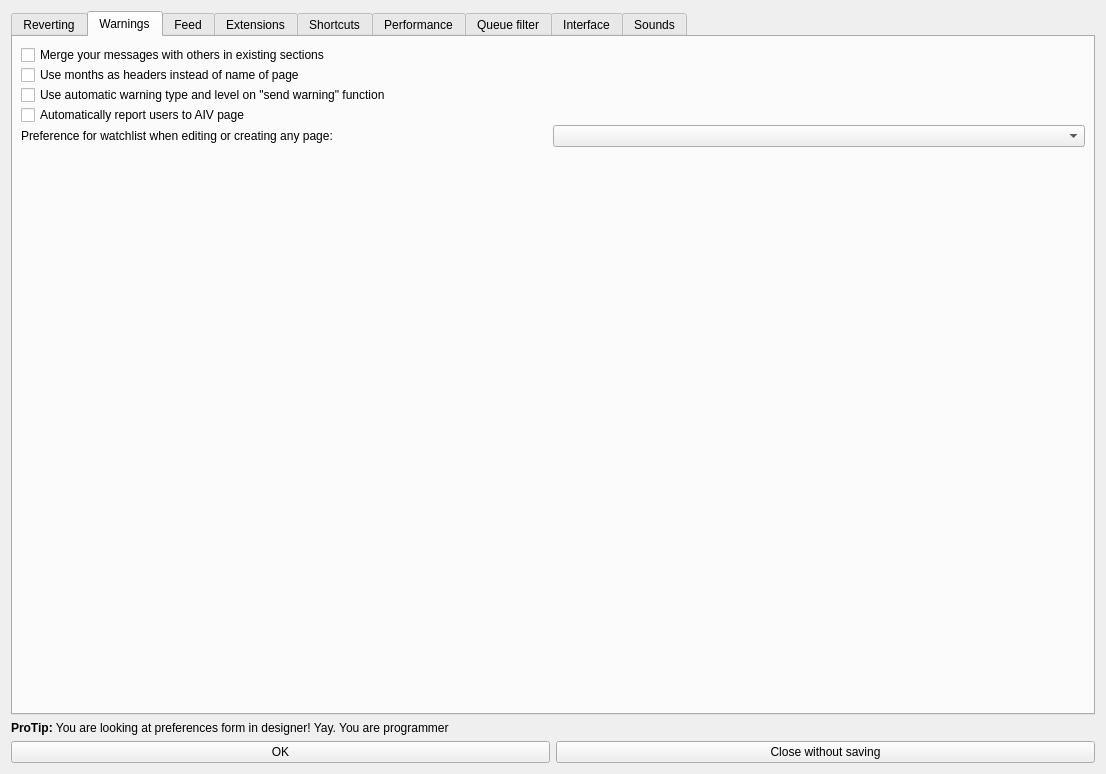
Above: huggle/preferences.ui from huggle/huggle3-qt-lx before the change. Below: the same form after it.
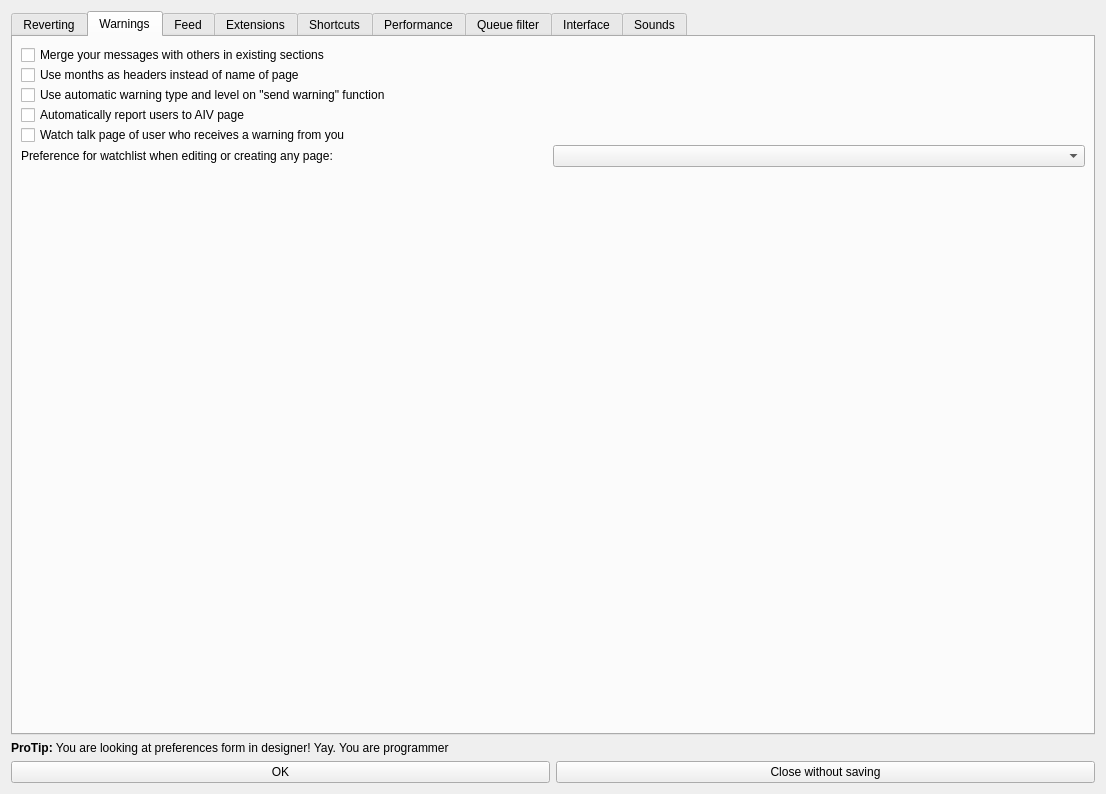
That is the form after the change. The open tabs and pages were chosen to show the change. Icons and pictures are not drawn.

Commit message: implemented option to watchlist pages of warned users

Patch:
```diff
--- a/huggle/preferences.ui
+++ b/huggle/preferences.ui
@@ -7,7 +7,7 @@
     <x>0</x>
     <y>0</y>
     <width>1106</width>
-    <height>774</height>
+    <height>794</height>
    </rect>
   </property>
   <property name="sizePolicy">
@@ -259,6 +259,13 @@
            </property>
           </widget>
          </item>
+         <item>
+          <widget class="QCheckBox" name="cb_WatchWarn">
+           <property name="text">
+            <string>Watch talk page of user who receives a warning from you</string>
+           </property>
+          </widget>
+         </item>
          <item>
           <layout class="QHBoxLayout" name="horizontalLayout_10">
            <item>
```
The commit also changes 7 other files.
